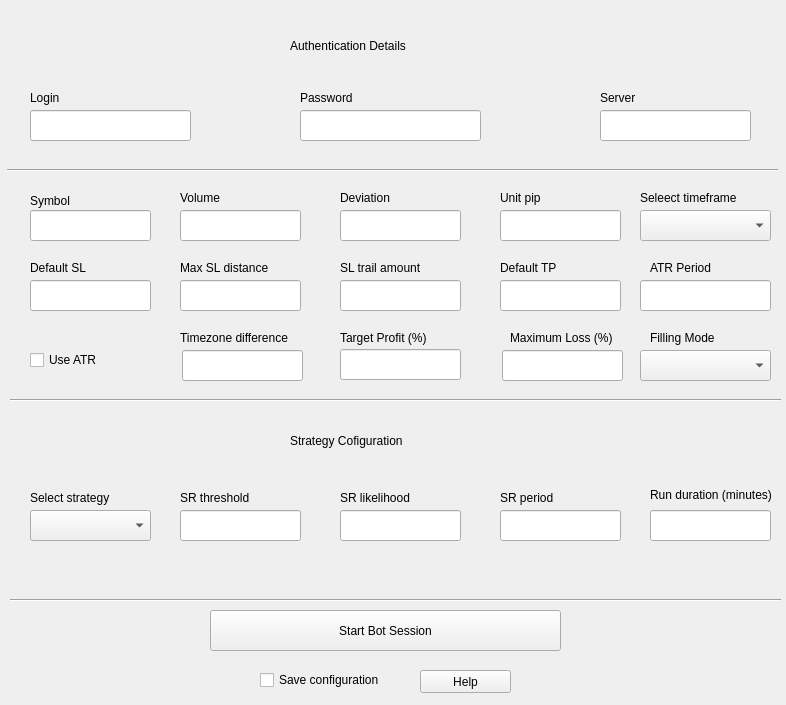
ches-001/tradebot, file GUIs/bot-gui.ui: the form before one commit.
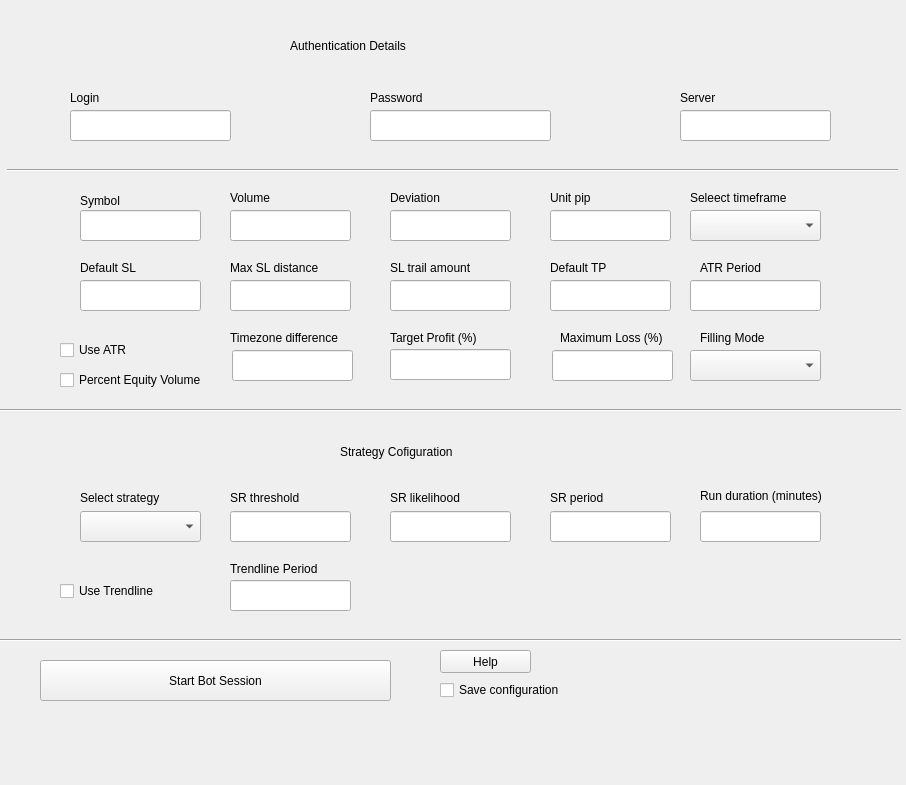
The form after the commit.

Commit message: trendline trading and percentage equity lot size

```diff
--- a/GUIs/bot-gui.ui
+++ b/GUIs/bot-gui.ui
@@ -6,8 +6,8 @@
    <rect>
     <x>0</x>
     <y>0</y>
-    <width>786</width>
-    <height>705</height>
+    <width>906</width>
+    <height>785</height>
    </rect>
   </property>
   <property name="windowTitle">
@@ -16,7 +16,7 @@
   <widget class="QLabel" name="volume_label">
    <property name="geometry">
     <rect>
-     <x>180</x>
+     <x>230</x>
      <y>190</y>
      <width>61</width>
      <height>16</height>
@@ -29,7 +29,7 @@
   <widget class="QLineEdit" name="deviation">
    <property name="geometry">
     <rect>
-     <x>340</x>
+     <x>390</x>
      <y>210</y>
      <width>121</width>
      <height>31</height>
@@ -39,7 +39,7 @@
   <widget class="QLabel" name="symbol_label">
    <property name="geometry">
     <rect>
-     <x>30</x>
+     <x>80</x>
      <y>190</y>
      <width>71</width>
      <height>21</height>
@@ -52,7 +52,7 @@
   <widget class="QLabel" name="deviation_label">
    <property name="geometry">
     <rect>
-     <x>340</x>
+     <x>390</x>
      <y>190</y>
      <width>61</width>
      <height>16</height>
@@ -65,8 +65,8 @@
   <widget class="QPushButton" name="start_button">
    <property name="geometry">
     <rect>
-     <x>210</x>
-     <y>610</y>
+     <x>40</x>
+     <y>660</y>
      <width>351</width>
      <height>41</height>
     </rect>
@@ -78,7 +78,7 @@
   <widget class="QLabel" name="sl_trail_label">
    <property name="geometry">
     <rect>
-     <x>340</x>
+     <x>390</x>
      <y>260</y>
      <width>81</width>
      <height>16</height>
@@ -91,7 +91,7 @@
   <widget class="QLineEdit" name="unit_pip">
    <property name="geometry">
     <rect>
-     <x>500</x>
+     <x>550</x>
      <y>210</y>
      <width>121</width>
      <height>31</height>
@@ -101,7 +101,7 @@
   <widget class="QLabel" name="unit_pip_label">
    <property name="geometry">
     <rect>
-     <x>500</x>
+     <x>550</x>
      <y>190</y>
      <width>61</width>
      <height>16</height>
@@ -114,7 +114,7 @@
   <widget class="QLabel" name="default_sl_label">
    <property name="geometry">
     <rect>
-     <x>30</x>
+     <x>80</x>
      <y>260</y>
      <width>61</width>
      <height>16</height>
@@ -127,7 +127,7 @@
   <widget class="QLineEdit" name="sl_trail">
    <property name="geometry">
     <rect>
-     <x>340</x>
+     <x>390</x>
      <y>280</y>
      <width>121</width>
      <height>31</height>
@@ -137,7 +137,7 @@
   <widget class="QLineEdit" name="volume">
    <property name="geometry">
     <rect>
-     <x>180</x>
+     <x>230</x>
      <y>210</y>
      <width>121</width>
      <height>31</height>
@@ -147,7 +147,7 @@
   <widget class="QLineEdit" name="default_tp">
    <property name="geometry">
     <rect>
-     <x>500</x>
+     <x>550</x>
      <y>280</y>
      <width>121</width>
      <height>31</height>
@@ -157,7 +157,7 @@
   <widget class="QLineEdit" name="max_sl_dist">
    <property name="geometry">
     <rect>
-     <x>180</x>
+     <x>230</x>
      <y>280</y>
      <width>121</width>
      <height>31</height>
@@ -167,7 +167,7 @@
   <widget class="QLabel" name="default_tp_label">
    <property name="geometry">
     <rect>
-     <x>500</x>
+     <x>550</x>
      <y>260</y>
      <width>81</width>
      <height>16</height>
@@ -180,7 +180,7 @@
   <widget class="QLabel" name="max_sl_dist_label">
    <property name="geometry">
     <rect>
-     <x>180</x>
+     <x>230</x>
      <y>260</y>
      <width>91</width>
      <height>16</height>
@@ -193,7 +193,7 @@
   <widget class="QLineEdit" name="symbol">
    <property name="geometry">
     <rect>
-     <x>30</x>
+     <x>80</x>
      <y>210</y>
      <width>121</width>
      <height>31</height>
@@ -203,7 +203,7 @@
   <widget class="QLineEdit" name="default_sl">
    <property name="geometry">
     <rect>
-     <x>30</x>
+     <x>80</x>
      <y>280</y>
      <width>121</width>
      <height>31</height>
@@ -213,7 +213,7 @@
   <widget class="QLineEdit" name="login">
    <property name="geometry">
     <rect>
-     <x>30</x>
+     <x>70</x>
      <y>110</y>
      <width>161</width>
      <height>31</height>
@@ -223,7 +223,7 @@
   <widget class="QLineEdit" name="password">
    <property name="geometry">
     <rect>
-     <x>300</x>
+     <x>370</x>
      <y>110</y>
      <width>181</width>
      <height>31</height>
@@ -233,7 +233,7 @@
   <widget class="QLineEdit" name="server">
    <property name="geometry">
     <rect>
-     <x>600</x>
+     <x>680</x>
      <y>110</y>
      <width>151</width>
      <height>31</height>
@@ -243,7 +243,7 @@
   <widget class="QLabel" name="login_label">
    <property name="geometry">
     <rect>
-     <x>30</x>
+     <x>70</x>
      <y>90</y>
      <width>61</width>
      <height>16</height>
@@ -256,7 +256,7 @@
   <widget class="QLabel" name="password_label">
    <property name="geometry">
     <rect>
-     <x>300</x>
+     <x>370</x>
      <y>90</y>
      <width>61</width>
      <height>16</height>
@@ -269,7 +269,7 @@
   <widget class="QLabel" name="server_label">
    <property name="geometry">
     <rect>
-     <x>600</x>
+     <x>680</x>
      <y>90</y>
      <width>61</width>
      <height>16</height>
@@ -282,8 +282,8 @@
   <widget class="QCheckBox" name="use_atr">
    <property name="geometry">
     <rect>
-     <x>30</x>
-     <y>350</y>
+     <x>60</x>
+     <y>340</y>
      <width>76</width>
      <height>20</height>
     </rect>
@@ -295,8 +295,8 @@
   <widget class="QCheckBox" name="save_config">
    <property name="geometry">
     <rect>
-     <x>260</x>
-     <y>670</y>
+     <x>440</x>
+     <y>680</y>
      <width>151</width>
      <height>20</height>
     </rect>
@@ -308,8 +308,8 @@
   <widget class="QLineEdit" name="sr_likelihood">
    <property name="geometry">
     <rect>
-     <x>340</x>
-     <y>510</y>
+     <x>390</x>
+     <y>511</y>
      <width>121</width>
      <height>31</height>
     </rect>
@@ -318,8 +318,8 @@
   <widget class="QLineEdit" name="sr_threshold">
    <property name="geometry">
     <rect>
-     <x>180</x>
-     <y>510</y>
+     <x>230</x>
+     <y>511</y>
      <width>121</width>
      <height>31</height>
     </rect>
@@ -328,7 +328,7 @@
   <widget class="QComboBox" name="timeframe">
    <property name="geometry">
     <rect>
-     <x>640</x>
+     <x>690</x>
      <y>210</y>
      <width>131</width>
      <height>31</height>
@@ -338,8 +338,8 @@
   <widget class="QComboBox" name="strategy">
    <property name="geometry">
     <rect>
-     <x>30</x>
-     <y>510</y>
+     <x>80</x>
+     <y>511</y>
      <width>121</width>
      <height>31</height>
     </rect>
@@ -348,7 +348,7 @@
   <widget class="QLabel" name="strategy_label">
    <property name="geometry">
     <rect>
-     <x>30</x>
+     <x>80</x>
      <y>490</y>
      <width>111</width>
      <height>16</height>
@@ -361,7 +361,7 @@
   <widget class="QLabel" name="timeframe_label">
    <property name="geometry">
     <rect>
-     <x>640</x>
+     <x>690</x>
      <y>190</y>
      <width>101</width>
      <height>16</height>
@@ -374,7 +374,7 @@
   <widget class="QLabel" name="sr_likelihood_label">
    <property name="geometry">
     <rect>
-     <x>340</x>
+     <x>390</x>
      <y>490</y>
      <width>101</width>
      <height>16</height>
@@ -387,7 +387,7 @@
   <widget class="QLabel" name="sr_thresold_label">
    <property name="geometry">
     <rect>
-     <x>180</x>
+     <x>230</x>
      <y>490</y>
      <width>91</width>
      <height>16</height>
@@ -402,7 +402,7 @@
     <rect>
      <x>7</x>
      <y>160</y>
-     <width>771</width>
+     <width>891</width>
      <height>20</height>
     </rect>
    </property>
@@ -413,9 +413,9 @@
   <widget class="Line" name="line_2">
    <property name="geometry">
     <rect>
-     <x>10</x>
-     <y>390</y>
-     <width>771</width>
+     <x>0</x>
+     <y>400</y>
+     <width>901</width>
      <height>20</height>
     </rect>
    </property>
@@ -426,7 +426,7 @@
   <widget class="QLineEdit" name="atr_period">
    <property name="geometry">
     <rect>
-     <x>640</x>
+     <x>690</x>
      <y>280</y>
      <width>131</width>
      <height>31</height>
@@ -436,7 +436,7 @@
   <widget class="QLabel" name="atr_period_label">
    <property name="geometry">
     <rect>
-     <x>650</x>
+     <x>700</x>
      <y>260</y>
      <width>61</width>
      <height>16</height>
@@ -449,8 +449,8 @@
   <widget class="QLabel" name="strategy_title">
    <property name="geometry">
     <rect>
-     <x>290</x>
-     <y>420</y>
+     <x>340</x>
+     <y>431</y>
      <width>361</width>
      <height>41</height>
     </rect>
@@ -475,9 +475,9 @@
   <widget class="Line" name="line_3">
    <property name="geometry">
     <rect>
-     <x>10</x>
-     <y>590</y>
-     <width>771</width>
+     <x>0</x>
+     <y>630</y>
+     <width>901</width>
      <height>20</height>
     </rect>
    </property>
@@ -488,8 +488,8 @@
   <widget class="QPushButton" name="help_button">
    <property name="geometry">
     <rect>
-     <x>420</x>
-     <y>670</y>
+     <x>440</x>
+     <y>650</y>
      <width>91</width>
      <height>23</height>
     </rect>
@@ -501,8 +501,8 @@
   <widget class="QLineEdit" name="sr_period">
    <property name="geometry">
     <rect>
-     <x>500</x>
-     <y>510</y>
+     <x>550</x>
+     <y>511</y>
      <width>121</width>
      <height>31</height>
     </rect>
@@ -511,7 +511,7 @@
   <widget class="QLabel" name="sr_period_label">
    <property name="geometry">
     <rect>
-     <x>500</x>
+     <x>550</x>
      <y>490</y>
      <width>61</width>
      <height>16</height>
@@ -524,7 +524,7 @@
   <widget class="QLineEdit" name="timezone_diff">
    <property name="geometry">
     <rect>
-     <x>182</x>
+     <x>232</x>
      <y>350</y>
      <width>121</width>
      <height>31</height>
@@ -534,7 +534,7 @@
   <widget class="QLabel" name="timezone_diff_label">
    <property name="geometry">
     <rect>
-     <x>180</x>
+     <x>230</x>
      <y>330</y>
      <width>121</width>
      <height>16</height>
@@ -547,7 +547,7 @@
   <widget class="QLineEdit" name="target_profit">
    <property name="geometry">
     <rect>
-     <x>340</x>
+     <x>390</x>
      <y>349</y>
      <width>121</width>
      <height>31</height>
@@ -557,7 +557,7 @@
   <widget class="QLineEdit" name="max_loss">
    <property name="geometry">
     <rect>
-     <x>502</x>
+     <x>552</x>
      <y>350</y>
      <width>121</width>
      <height>31</height>
@@ -567,7 +567,7 @@
   <widget class="QLabel" name="target_profit_label">
    <property name="geometry">
     <rect>
-     <x>340</x>
+     <x>390</x>
      <y>330</y>
      <width>111</width>
      <height>16</height>
@@ -580,7 +580,7 @@
   <widget class="QLabel" name="max_loss_label">
    <property name="geometry">
     <rect>
-     <x>510</x>
+     <x>560</x>
      <y>330</y>
      <width>121</width>
      <height>16</height>
@@ -593,7 +593,7 @@
   <widget class="QComboBox" name="filling_mode">
    <property name="geometry">
     <rect>
-     <x>640</x>
+     <x>690</x>
      <y>350</y>
      <width>131</width>
      <height>31</height>
@@ -603,7 +603,7 @@
   <widget class="QLabel" name="filling_mode_label">
    <property name="geometry">
     <rect>
-     <x>650</x>
+     <x>700</x>
      <y>330</y>
      <width>111</width>
      <height>16</height>
@@ -616,8 +616,8 @@
   <widget class="QLineEdit" name="session_duration">
    <property name="geometry">
     <rect>
-     <x>650</x>
-     <y>510</y>
+     <x>700</x>
+     <y>511</y>
      <width>121</width>
      <height>31</height>
     </rect>
@@ -626,8 +626,8 @@
   <widget class="QLabel" name="session_duration_label">
    <property name="geometry">
     <rect>
-     <x>650</x>
-     <y>479</y>
+     <x>700</x>
+     <y>480</y>
      <width>141</width>
      <height>31</height>
     </rect>
@@ -636,6 +636,55 @@
     <string>Run duration (minutes)</string>
    </property>
   </widget>
+  <widget class="QCheckBox" name="percent_equity">
+   <property name="geometry">
+    <rect>
+     <x>60</x>
+     <y>370</y>
+     <width>141</width>
+     <height>20</height>
+    </rect>
+   </property>
+   <property name="text">
+    <string>Percent Equity Volume</string>
+   </property>
+  </widget>
+  <widget class="QLabel" name="trendline_period_label">
+   <property name="geometry">
+    <rect>
+     <x>230</x>
+     <y>561</y>
+     <width>111</width>
+     <height>16</height>
+    </rect>
+   </property>
+   <property name="text">
+    <string>Trendline Period</string>
+   </property>
+  </widget>
+  <widget class="QCheckBox" name="use_trendline">
+   <property name="geometry">
+    <rect>
+     <x>60</x>
+     <y>581</y>
+     <width>101</width>
+     <height>20</height>
+    </rect>
+   </property>
+   <property name="text">
+    <string>Use Trendline</string>
+   </property>
+  </widget>
+  <widget class="QLineEdit" name="trendline_period">
+   <property name="geometry">
+    <rect>
+     <x>230</x>
+     <y>580</y>
+     <width>121</width>
+     <height>31</height>
+    </rect>
+   </property>
+  </widget>
  </widget>
  <resources/>
  <connections/>
```
The commit also changes 3 other files.
